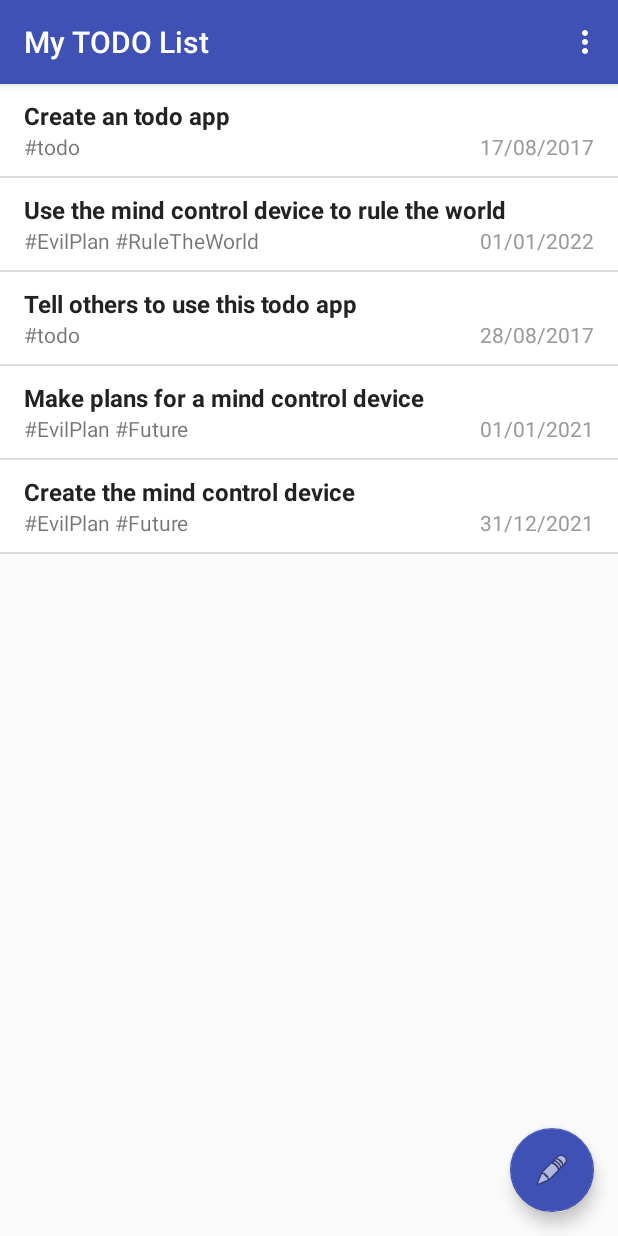
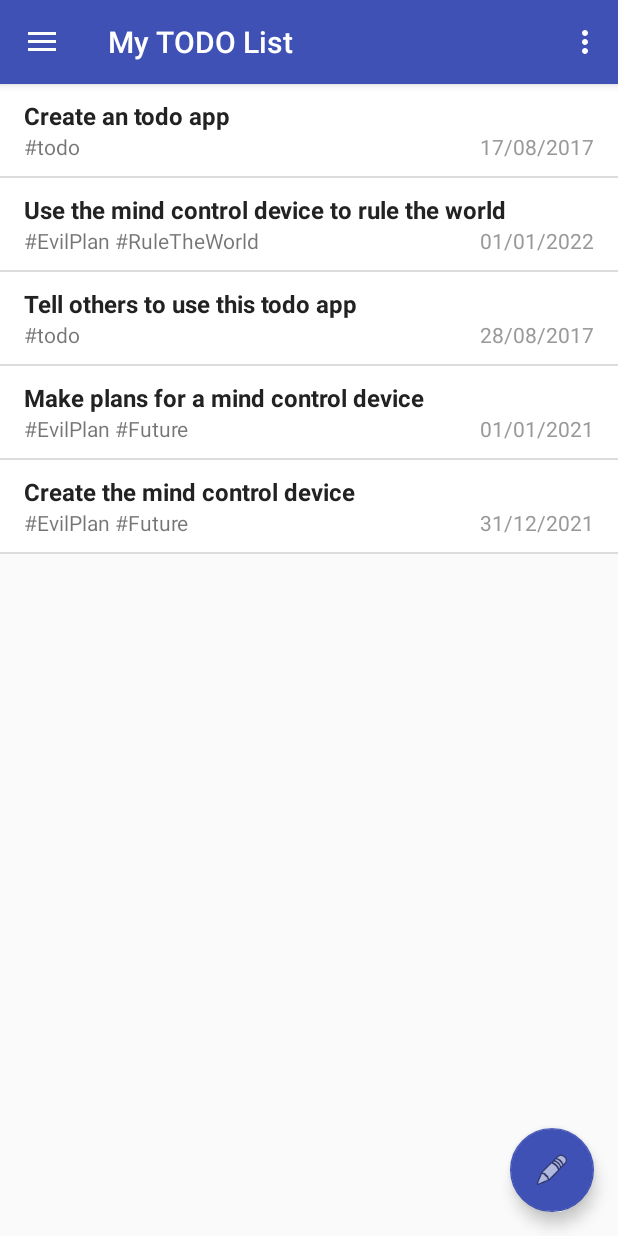
Before and after one commit to babanomania/MyToDOList, an Android app: the screen it shows after launch (MainActivity), in the options menu, after a tap on "Add Test Data", on a phone screen of 412 x 824 dp. Run offline under Robolectric (Android 15) with nearby library versions, the phone set to English and light mode, and no system bars; libraries missing offline, so code that uses them is left out: org.greenrobot.greendao; 17 statements that could not run were skipped.

Commit message:
added navigation bar for date filters

```diff
--- a/app/build.gradle
+++ b/app/build.gradle
@@ -26,11 +26,11 @@ dependencies {
         exclude group: 'com.android.support', module: 'support-annotations'
     })
 
+    compile 'com.android.support:design:25.3.1'
     compile 'com.android.support:appcompat-v7:25.3.1'
     compile 'com.android.support.constraint:constraint-layout:1.0.2'
     compile 'com.android.support:design:25.3.1'
     compile 'com.android.support:recyclerview-v7:25.3.1'
-    compile 'com.android.support:design:25.3.1'
     compile 'org.greenrobot:greendao:3.2.2'
     testCompile 'junit:junit:4.12'
 }
--- a/app/src/main/AndroidManifest.xml
+++ b/app/src/main/AndroidManifest.xml
@@ -9,23 +9,20 @@
         android:roundIcon="@mipmap/ic_launcher_round"
         android:supportsRtl="true"
         android:theme="@style/AppTheme">
-
         <activity
             android:name=".activities.MainActivity"
             android:label="@string/app_name"
             android:theme="@style/AppTheme.NoActionBar">
-
             <intent-filter>
                 <action android:name="android.intent.action.MAIN" />
+
                 <category android:name="android.intent.category.LAUNCHER" />
             </intent-filter>
         </activity>
-
         <activity
             android:name=".activities.NewTaskActivity"
             android:label="@string/title_activity_add_tasks"
             android:theme="@style/AppTheme.NoActionBar">
-
             <meta-data
                 android:name="android.support.PARENT_ACTIVITY"
                 android:value=".activities.MainActivity" />
--- a/app/src/main/java/com/babanomania/mytodolist/core/MainAdapter.java
+++ b/app/src/main/java/com/babanomania/mytodolist/core/MainAdapter.java
@@ -1,5 +1,6 @@
 package com.babanomania.mytodolist.core;
 
+import android.content.Context;
 import android.graphics.Color;
 import android.support.v7.widget.RecyclerView;
 import android.util.Log;
@@ -86,4 +87,9 @@ public class MainAdapter extends RecyclerView.Adapter<MainAdapter.MyViewHolder>
         notifyDataSetChanged();
     }
 
+    public void selectAllTasks(Context context){
+        taskManager.filterData(context, TaskManager.FilterByCal.all);
+        notifyDataSetChanged();
+    }
+
 }
--- a/app/src/main/java/com/babanomania/mytodolist/persistance/TaskManager.java
+++ b/app/src/main/java/com/babanomania/mytodolist/persistance/TaskManager.java
@@ -12,6 +12,7 @@ import com.babanomania.mytodolist.models.LabelTaskMap;
 import com.babanomania.mytodolist.models.LabelTaskMapDao;
 import com.babanomania.mytodolist.models.Task;
 import com.babanomania.mytodolist.models.TaskDao;
+import com.babanomania.mytodolist.util.DateUtil;
 import com.babanomania.mytodolist.util.EntityUtil;
 
 import org.greenrobot.greendao.database.Database;
@@ -35,6 +36,13 @@ public class TaskManager {
 
     private DatabaseHandler dbHandler = new DatabaseHandler();
 
+    public static enum FilterByCal {
+        all,
+        today,
+        this_week,
+        this_month;
+    }
+
     public static TaskManager getInstance() {
         return instance;
     }
@@ -44,6 +52,37 @@ public class TaskManager {
         synchronized (this) {
             taskList.clear();
             taskList.addAll(dbHandler.getTasks(context));
+        }
+
+        return taskList;
+    }
+
+    public List<Task> filterData(Context context, FilterByCal filterType) {
+
+        synchronized (this) {
+            taskList.clear();
+
+            if( filterType.equals( FilterByCal.all ) ) {
+                taskList.addAll(dbHandler.getTasks(context));
+
+            } else if( filterType.equals( FilterByCal.today ) ){
+                taskList.addAll(dbHandler.getTasksByDate(
+                                            context,
+                                            DateUtil.getTodaysDate()
+                                ));
+
+            } else if( filterType.equals( FilterByCal.this_week ) ){
+                taskList.addAll(dbHandler.getTasksByDate(
+                                            context,
+                                            DateUtil.getThisWeekendDate()
+                                ));
+
+            } else if( filterType.equals( FilterByCal.this_month ) ){
+                taskList.addAll(dbHandler.getTasksByDate(
+                                            context,
+                                            DateUtil.getThisMonthEndDate()
+                                ));
+            }
         }
 
         return taskList;
@@ -169,4 +208,7 @@ public class TaskManager {
         selectedTasks.clear();
     }
 
+    public List<Label> getLabels(Context context) {
+        return dbHandler.getLabels(context);
+    }
 }
--- /dev/null
+++ b/app/src/main/res/drawable/ic_menu_cal.xml
@@ -0,0 +1,9 @@
+<vector xmlns:android="http://schemas.android.com/apk/res/android"
+    android:width="24dp"
+    android:height="24dp"
+    android:viewportHeight="24.0"
+    android:viewportWidth="24.0">
+    <path
+        android:fillColor="#FF000000"
+        android:pathData="M9 11H7v2h2v-2zm4 0h-2v2h2v-2zm4 0h-2v2h2v-2zm2-7h-1V2h-2v2H8V2H6v2H5c-1.11 0-1.99.9-1.99 2L3 20c0 1.1.89 2 2 2h14c1.1 0 2-.9 2-2V6c0-1.1-.9-2-2-2zm0 16H5V9h14v11z" />
+</vector>
--- /dev/null
+++ b/app/src/main/res/drawable/ic_menu_label.xml
@@ -0,0 +1,9 @@
+<vector xmlns:android="http://schemas.android.com/apk/res/android"
+    android:width="24dp"
+    android:height="24dp"
+    android:viewportHeight="24.0"
+    android:viewportWidth="24.0">
+    <path
+        android:fillColor="#FF000000"
+        android:pathData="M17.63 5.84C17.27 5.33 16.67 5 16 5L5 5.01C3.9 5.01 3 5.9 3 7v10c0 1.1.9 1.99 2 1.99L16 19c.67 0 1.27-.33 1.63-.84L22 12l-4.37-6.16zM16 17H5V7h11l3.55 5L16 17z" />
+</vector>
--- a/app/src/main/res/layout/activity_main.xml
+++ b/app/src/main/res/layout/activity_main.xml
@@ -1,38 +1,25 @@
 <?xml version="1.0" encoding="utf-8"?>
-<android.support.design.widget.CoordinatorLayout xmlns:android="http://schemas.android.com/apk/res/android"
+<android.support.v4.widget.DrawerLayout xmlns:android="http://schemas.android.com/apk/res/android"
     xmlns:app="http://schemas.android.com/apk/res-auto"
     xmlns:tools="http://schemas.android.com/tools"
+    android:id="@+id/drawer_layout"
     android:layout_width="match_parent"
     android:layout_height="match_parent"
-    tools:context="com.babanomania.mytodolist.activities.MainActivity">
+    android:fitsSystemWindows="true">
 
     <include
-        android:id="@+id/include"
-        layout="@layout/content_main" />
+        layout="@layout/app_bar_main"
+        android:layout_width="match_parent"
+        android:layout_height="match_parent" />
 
-    <android.support.design.widget.FloatingActionButton
-        android:id="@+id/fab"
+    <android.support.design.widget.NavigationView
+        android:id="@+id/nav_view"
         android:layout_width="wrap_content"
-        android:layout_height="wrap_content"
-        android:layout_gravity="top|left"
-        android:layout_margin="@dimen/fab_margin"
-        app:backgroundTint="@color/colorPrimary"
-        app:layout_anchor="@+id/include"
-        app:layout_anchorGravity="bottom|right"
-        app:srcCompat="@android:drawable/ic_menu_edit" />
+        android:layout_height="match_parent"
+        android:layout_gravity="start"
+        android:fitsSystemWindows="true"
+        app:headerLayout="@layout/nav_header_main"
+        app:menu="@menu/activity_main_drawer" />
 
-    <android.support.design.widget.AppBarLayout
-        android:layout_width="match_parent"
-        android:layout_height="wrap_content"
-        android:theme="@style/AppTheme.AppBarOverlay">
 
-        <android.support.v7.widget.Toolbar
-            android:id="@+id/toolbar"
-            android:layout_width="match_parent"
-            android:layout_height="?attr/actionBarSize"
-            android:background="?attr/colorPrimary"
-            app:popupTheme="@style/AppTheme.PopupOverlay" />
-
-    </android.support.design.widget.AppBarLayout>
-
-</android.support.design.widget.CoordinatorLayout>
+</android.support.v4.widget.DrawerLayout>
--- /dev/null
+++ b/app/src/main/res/layout/app_bar_main.xml
@@ -0,0 +1,37 @@
+<?xml version="1.0" encoding="utf-8"?>
+<android.support.design.widget.CoordinatorLayout xmlns:android="http://schemas.android.com/apk/res/android"
+    xmlns:app="http://schemas.android.com/apk/res-auto"
+    xmlns:tools="http://schemas.android.com/tools"
+    android:layout_width="match_parent"
+    android:layout_height="match_parent"
+    tools:context=".activities.MainActivity"
+    android:id="@+id/add_bar_main">
+
+    <android.support.design.widget.AppBarLayout
+        android:layout_width="match_parent"
+        android:layout_height="wrap_content"
+        android:theme="@style/AppTheme.AppBarOverlay">
+
+        <android.support.v7.widget.Toolbar
+            android:id="@+id/toolbar"
+            android:layout_width="match_parent"
+            android:layout_height="?attr/actionBarSize"
+            android:background="?attr/colorPrimary"
+            app:popupTheme="@style/AppTheme.PopupOverlay" />
+
+    </android.support.design.widget.AppBarLayout>
+
+    <include layout="@layout/content_main" />
+
+    <android.support.design.widget.FloatingActionButton
+            android:id="@+id/fab"
+            android:layout_width="wrap_content"
+            android:layout_height="wrap_content"
+            android:layout_gravity="top|left"
+            android:layout_margin="@dimen/fab_margin"
+            app:layout_anchor="@+id/content_main"
+            app:backgroundTint="@color/colorPrimary"
+            app:layout_anchorGravity="bottom|right"
+            app:srcCompat="@android:drawable/ic_menu_edit" />
+
+</android.support.design.widget.CoordinatorLayout>
--- a/app/src/main/res/layout/content_main.xml
+++ b/app/src/main/res/layout/content_main.xml
@@ -6,7 +6,8 @@
     android:layout_height="match_parent"
     app:layout_behavior="@string/appbar_scrolling_view_behavior"
     tools:context=".activities.MainActivity"
-    tools:showIn="@layout/activity_main">
+    tools:showIn="@layout/app_bar_main"
+    android:id="@+id/content_main">
 
     <android.support.v7.widget.RecyclerView
         android:id="@+id/rv_todo_list"
--- /dev/null
+++ b/app/src/main/res/menu/activity_main_drawer.xml
@@ -0,0 +1,32 @@
+<?xml version="1.0" encoding="utf-8"?>
+<menu xmlns:android="http://schemas.android.com/apk/res/android">
+
+    <group android:title="Pending Tasks" android:checkableBehavior="single">
+        <item
+            android:id="@+id/nav_today"
+            android:icon="@drawable/ic_menu_cal"
+            android:title="Today" />
+        <item
+            android:id="@+id/nav_week"
+            android:icon="@drawable/ic_menu_cal"
+            android:title="This Week" />
+        <item
+            android:id="@+id/nav_month"
+            android:icon="@drawable/ic_menu_cal"
+            android:title="This Month" />
+    </group>
+
+    <item android:title="Labels" android:id="@+id/nav_menu_labels">
+        <menu>
+            <item
+                android:id="@+id/nav_share"
+                android:icon="@drawable/ic_menu_label"
+                android:title="Share" />
+            <item
+                android:id="@+id/nav_send"
+                android:icon="@drawable/ic_menu_label"
+                android:title="Send" />
+        </menu>
+    </item>
+
+</menu>
--- a/app/src/main/res/values/dimens.xml
+++ b/app/src/main/res/values/dimens.xml
@@ -1,3 +1,8 @@
 <resources>
     <dimen name="fab_margin">16dp</dimen>
+    <!-- Default screen margins, per the Android Design guidelines. -->
+    <dimen name="activity_horizontal_margin">16dp</dimen>
+    <dimen name="activity_vertical_margin">16dp</dimen>
+    <dimen name="nav_header_vertical_spacing">16dp</dimen>
+    <dimen name="nav_header_height">160dp</dimen>
 </resources>
--- a/app/src/main/res/values/strings.xml
+++ b/app/src/main/res/values/strings.xml
@@ -5,5 +5,10 @@
     <string name="menu_item_delete">Delete</string>
     <string name="title_activity_add_tasks">Add New Task</string>
 
+    <string name="navigation_drawer_open">Open navigation drawer</string>
+    <string name="navigation_drawer_close">Close navigation drawer</string>
+
+    <string name="action_settings">Settings</string>
+
 
 </resources>
```
Also changed, not shown: app/src/main/java/com/babanomania/mytodolist/activities/MainActivity.java (+73 -2 lines), app/src/main/java/com/babanomania/mytodolist/core/Navbar_ActionMode_Callback.java (added, +53 -0 lines), app/src/main/java/com/babanomania/mytodolist/persistance/DatabaseHandler.java (+17 -0 lines), app/src/main/java/com/babanomania/mytodolist/util/DateUtil.java (added, +31 -0 lines), app/src/main/res/drawable/ic_menu_home.xml (added, +9 -0 lines), app/src/main/res/drawable/side_nav_bar.xml (added, +9 -0 lines), app/src/main/res/layout/nav_header_main.xml (added, +29 -0 lines).
